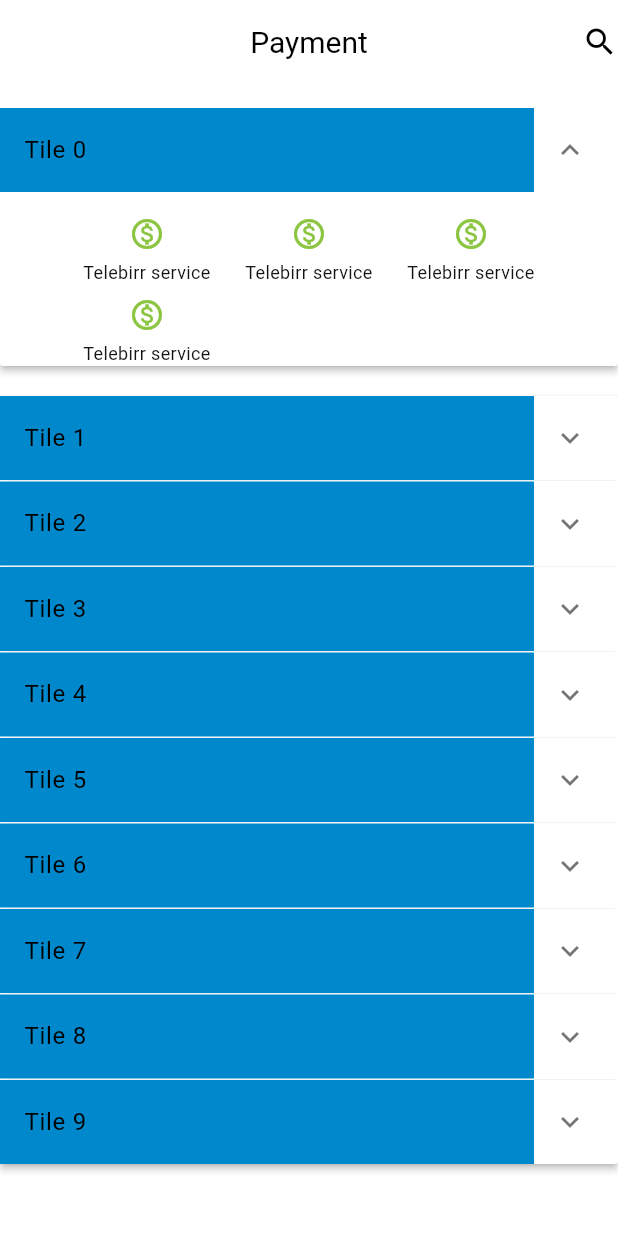
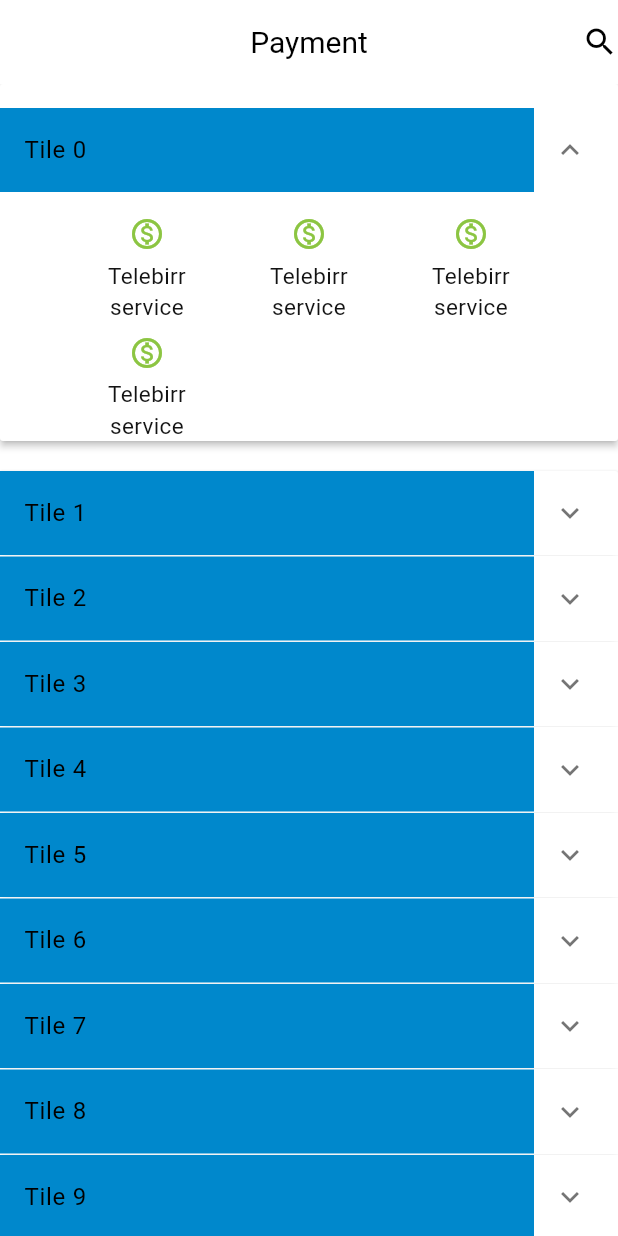
Before and after one commit to atikoo67/Telebirr, a Flutter app: the PaymentPage screen opened directly, after a tap on the "expand more" icon, on a phone screen of 412 x 824 dp. Run offline on Flutter 3.47's test engine with Material 3 defaults, Android fonts, the phone set to English and light mode, and no system bars; our stand-ins replace carousel_slider, flutter_carousel_widget, persistent_bottom_nav_bar.

Commit message:
updated square card

```diff
--- a/lib/presentation/widgets/squarecard.dart
+++ b/lib/presentation/widgets/squarecard.dart
@@ -25,14 +25,14 @@
         boxShadow: boxShadow,
       ),
       child: Column(
-        mainAxisAlignment: MainAxisAlignment.start,
+        mainAxisAlignment: MainAxisAlignment.center,
         spacing: 5,
         children: [
           image,
           Text(
             title,
             textAlign: TextAlign.center,
-            style: theme.textTheme.labelMedium!.copyWith(fontSize: 12),
+            style: theme.textTheme.labelMedium,
           ),
         ],
       ),
```
